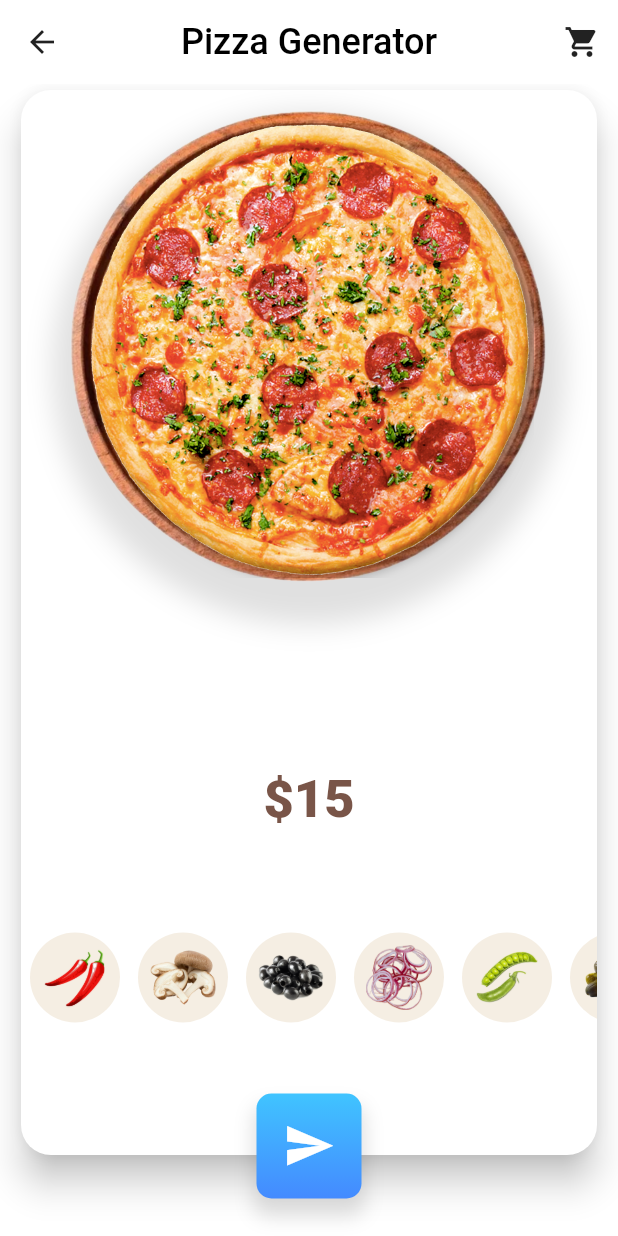
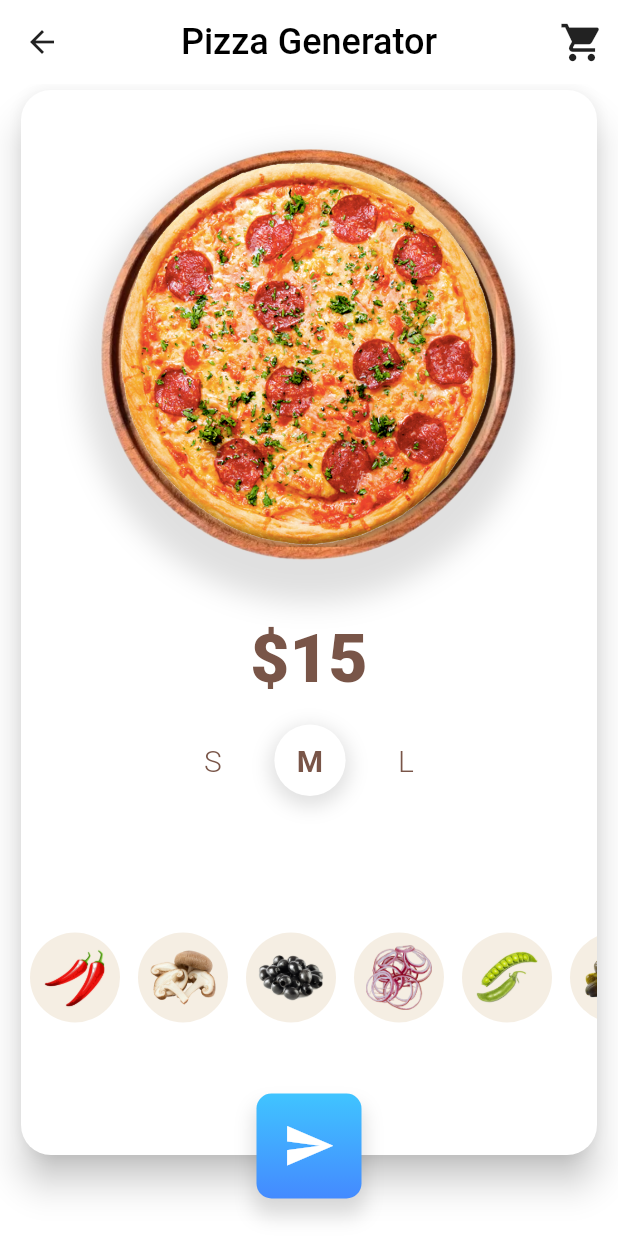
Before and after one commit to lesanpi/pizza-generator-flutter, a Flutter app: the screen it shows after launch, on a phone screen of 412 x 824 dp. Run offline on Flutter 3.47's test engine with Material 2 defaults, Android fonts, the phone set to English and light mode, and no system bars.

Commit message:
Cambiar tamaño de la pizza y animación

```diff
--- /dev/null
+++ b/lib/bloc/pizza_order_bloc.dart
@@ -0,0 +1,6 @@
+import 'package:flutter/cupertino.dart';
+import 'package:pizza_generator/model/ingredient.dart';
+
+class PizzaOrderBLoC extends ChangeNotifier {
+  final listIngredients = <Ingredient>[];
+}
--- /dev/null
+++ b/lib/model/pizza_size_state.dart
@@ -0,0 +1,21 @@
+enum PizzaSizeValue { s, m, l }
+
+class PizzaSizeState {
+  final PizzaSizeValue value;
+  final double factor;
+
+  PizzaSizeState(this.value) : factor = _getFactorBySize(value);
+
+  static double _getFactorBySize(PizzaSizeValue value) {
+    switch (value) {
+      case PizzaSizeValue.s:
+        return 0.75;
+      case PizzaSizeValue.m:
+        return 0.9;
+      case PizzaSizeValue.l:
+        return 1.0;
+      default:
+        return 0.85;
+    }
+  }
+}
--- a/lib/pizza_order_details.dart
+++ b/lib/pizza_order_details.dart
@@ -1,8 +1,10 @@
 import 'package:flutter/material.dart';
 import 'package:flutter/services.dart';
 import 'package:pizza_generator/model/ingredient.dart';
+import 'package:pizza_generator/model/pizza_size_state.dart';
 import 'package:pizza_generator/pizza_ingredients.dart';
 import 'package:pizza_generator/pizza_send_button.dart';
+import 'package:pizza_generator/pizza_size_button.dart';
 
 const _pizzaButtonSize = 70.0;
 
@@ -30,7 +32,11 @@ class PizzaOrderDetails extends StatelessWidget {
         actions: [
           IconButton(
             onPressed: () {},
-            icon: const Icon(Icons.shopping_cart, color: Colors.black87),
+            icon: const Icon(
+              Icons.shopping_cart,
+              color: Colors.black87,
+              size: 30,
+            ),
           ),
         ],
         leading: const BackButton(color: Colors.black87),
@@ -83,14 +89,18 @@ class PizzaDetails extends StatefulWidget {
 }
 
 class _PizzaDetailsState extends State<PizzaDetails>
-    with SingleTickerProviderStateMixin {
+    with TickerProviderStateMixin {
   final _listIngredients = <Ingredient>[];
   //bool _focused = false;
   int _total = 15;
   final _notifierFocused = ValueNotifier(false);
   late AnimationController _animationController;
+  late AnimationController _animationRotationController;
+
   List<Animation> _animationList = <Animation>[];
   late BoxConstraints _pizzaConstraints;
+  final _notifierPizzaSize =
+      ValueNotifier<PizzaSizeState>(PizzaSizeState(PizzaSizeValue.m));
 
   Widget _buildIngredientsWidget() {
     List<Widget> elements = [];
@@ -173,12 +183,15 @@ class _PizzaDetailsState extends State<PizzaDetails>
   void initState() {
     _animationController = AnimationController(
         vsync: this, duration: const Duration(milliseconds: 900));
+    _animationRotationController = AnimationController(
+        vsync: this, duration: const Duration(milliseconds: 1000));
     super.initState();
   }
 
   @override
   void dispose() {
     _animationController.dispose();
+    _animationRotationController.dispose();
     super.dispose();
   }
 
@@ -190,7 +203,8 @@ class _PizzaDetailsState extends State<PizzaDetails>
           children: [
             Expanded(
               child: Padding(
-                padding: const EdgeInsets.symmetric(horizontal: 20.0),
+                padding: const EdgeInsets.symmetric(
+                    horizontal: 20.0, vertical: 10.0),
                 child: DragTarget<Ingredient>(
                   onAccept: (ingredient) {
                     print('accept');
@@ -222,44 +236,77 @@ class _PizzaDetailsState extends State<PizzaDetails>
                   builder: (context, list, rejects) {
                     return LayoutBuilder(builder: (context, constrains) {
                       _pizzaConstraints = constrains;
-                      return Center(
+                      return ValueListenableBuilder<PizzaSizeState>(
+                          valueListenable: _notifierPizzaSize,
+                          builder: (context, pizzaSizeState, _) {
+                            return RotationTransition(
+                              turns: CurvedAnimation(
+                                  curve: Curves.elasticOut,
+                                  parent: _animationRotationController),
+                              child: Stack(
+                                children: [
+                                  Center(
                                     child: ValueListenableBuilder<bool>(
                                         valueListenable: _notifierFocused,
                                         builder: (context, focused, _) {
                                           return AnimatedContainer(
-                                duration: const Duration(milliseconds: 300),
-                                height: focused
+                                            duration: const Duration(
+                                                milliseconds: 300),
+                                            height: (focused
                                                     ? constrains.maxHeight
-                                    : constrains.maxHeight - 20,
-                                width: focused
+                                                    : constrains.maxHeight -
+                                                        20) *
+                                                pizzaSizeState.factor,
+                                            width: (focused
                                                     ? constrains.maxWidth
-                                    : constrains.maxWidth - 20,
+                                                    : constrains.maxWidth -
+                                                        20) *
+                                                pizzaSizeState.factor,
+                                            child: Center(
                                               child: Stack(
                                                 children: [
                                                   DecoratedBox(
-                                      decoration: const BoxDecoration(
+                                                    decoration:
+                                                        const BoxDecoration(
                                                       shape: BoxShape.circle,
                                                       boxShadow: [
                                                         BoxShadow(
-                                              color: Colors.black12,
+                                                            color:
+                                                                Colors.black12,
                                                             blurRadius: 15.0,
-                                              offset: Offset(0.0, 15.0),
+                                                            offset: Offset(
+                                                              0.0,
+                                                              15.0,
+                                                            ),
                                                             spreadRadius: 10.0)
                                                       ],
                                                     ),
-                                      child:
-                                          Image.asset('assets/images/dish.png'),
+                                                    child: Image.asset(
+                                                        'assets/images/dish.png'),
                                                   ),
                                                   Padding(
-                                      padding: const EdgeInsets.all(12.0),
+                                                    padding:
+                                                        const EdgeInsets.all(
+                                                            12.0),
                                                     child: Image.asset(
                                                         'assets/images/pizza-1.png'),
                                                   ),
                                                 ],
                                               ),
+                                            ),
                                           );
                                         }),
+                                  ),
+                                  AnimatedBuilder(
+                                    animation: _animationController,
+                                    builder: (context, _) {
+                                      return _buildIngredientsWidget();
+                                    },
+                                  )
+                                ],
+                              ),
                             );
+                          });
                     });
                   },
                 ),
@@ -271,11 +318,12 @@ class _PizzaDetailsState extends State<PizzaDetails>
                 /*
                 SlideTransition(position: animation.drive(Tween<Offset>(begin: const Offset(0.0, 0.0), end: Offset(0.0, animation.value),)),child: child,)
                  */
+
                 return SlideTransition(
                   position: animation.drive(
                     Tween<Offset>(
                       begin: Offset(0.0, 0.0),
-                      end: Offset(0.0, animation.value.clamp(0.5, 1)),
+                      end: Offset(0.0, animation.value),
                     ),
                   ),
                   child: FadeTransition(opacity: animation, child: child),
@@ -285,20 +333,51 @@ class _PizzaDetailsState extends State<PizzaDetails>
                 "\$$_total",
                 key: UniqueKey(), //Key(_total.toString()),
                 style: const TextStyle(
-                  fontSize: 35,
+                  fontSize: 45,
                   fontWeight: FontWeight.w900,
                   color: Colors.brown,
                 ),
               ),
             ),
-          ],
+            const SizedBox(
+              height: 15,
             ),
-        AnimatedBuilder(
-            animation: _animationController,
-            builder: (context, _) {
-              return _buildIngredientsWidget();
+            ValueListenableBuilder<PizzaSizeState>(
+              valueListenable: _notifierPizzaSize,
+              builder: (context, pizzaState, _) {
+                return Row(
+                  mainAxisAlignment: MainAxisAlignment.center,
+                  children: [
+                    PizzaSizeButton(
+                        selected: pizzaState.value == PizzaSizeValue.s,
+                        text: "S",
+                        onTap: () {
+                          setPizzaState(PizzaSizeValue.s);
+                        }),
+                    PizzaSizeButton(
+                        selected: pizzaState.value == PizzaSizeValue.m,
+                        text: "M",
+                        onTap: () {
+                          setPizzaState(PizzaSizeValue.m);
+                        }),
+                    PizzaSizeButton(
+                        selected: pizzaState.value == PizzaSizeValue.l,
+                        text: "L",
+                        onTap: () {
+                          setPizzaState(PizzaSizeValue.l);
                         })
                   ],
                 );
+              },
+            )
+          ],
+        ),
+      ],
+    );
+  }
+
+  void setPizzaState(PizzaSizeValue pizzaSize) {
+    _notifierPizzaSize.value = PizzaSizeState(pizzaSize);
+    _animationRotationController.forward(from: 0.0);
   }
 }
--- a/lib/pizza_send_button.dart
+++ b/lib/pizza_send_button.dart
@@ -18,7 +18,7 @@ class _PizzaSendButtonState extends State<PizzaSendButton>
     _animationController = AnimationController(
       vsync: this,
       lowerBound: 1.0,
-      upperBound: 1.5,
+      upperBound: 1.1,
       duration: const Duration(milliseconds: 150),
       reverseDuration: const Duration(milliseconds: 200),
     );
@@ -40,8 +40,8 @@ class _PizzaSendButtonState extends State<PizzaSendButton>
   Widget build(BuildContext context) {
     return GestureDetector(
       onTap: () {
+        _animateButton();
         widget.onTap();
-        _animateButton();
       },
       child: AnimatedBuilder(
         animation: _animationController,
--- /dev/null
+++ b/lib/pizza_size_button.dart
@@ -0,0 +1,49 @@
+import 'package:flutter/material.dart';
+
+class PizzaSizeButton extends StatelessWidget {
+  const PizzaSizeButton(
+      {Key? key,
+      required this.selected,
+      required this.text,
+      required this.onTap})
+      : super(key: key);
+
+  final bool selected;
+  final String text;
+  final VoidCallback onTap;
+
+  @override
+  Widget build(BuildContext context) {
+    return Padding(
+      padding: const EdgeInsets.symmetric(horizontal: 10.0),
+      child: GestureDetector(
+        onTap: onTap,
+        child: Container(
+          padding: EdgeInsets.all(15.0),
+          decoration: BoxDecoration(
+            shape: BoxShape.circle,
+            color: Colors.white,
+            boxShadow: selected
+                ? [
+                    const BoxShadow(
+                      spreadRadius: 3.0,
+                      color: Colors.black12,
+                      offset: Offset(0.0, 4.0),
+                      blurRadius: 10.0,
+                    )
+                  ]
+                : null,
+          ),
+          child: Text(
+            text,
+            style: TextStyle(
+              fontSize: 20.0,
+              color: Colors.brown,
+              fontWeight: selected ? FontWeight.bold : FontWeight.w300,
+            ),
+          ),
+        ),
+      ),
+    );
+  }
+}
```
Also changed, not shown: pubspec.lock. Lines whose indentation alone changed are shown as unchanged.
